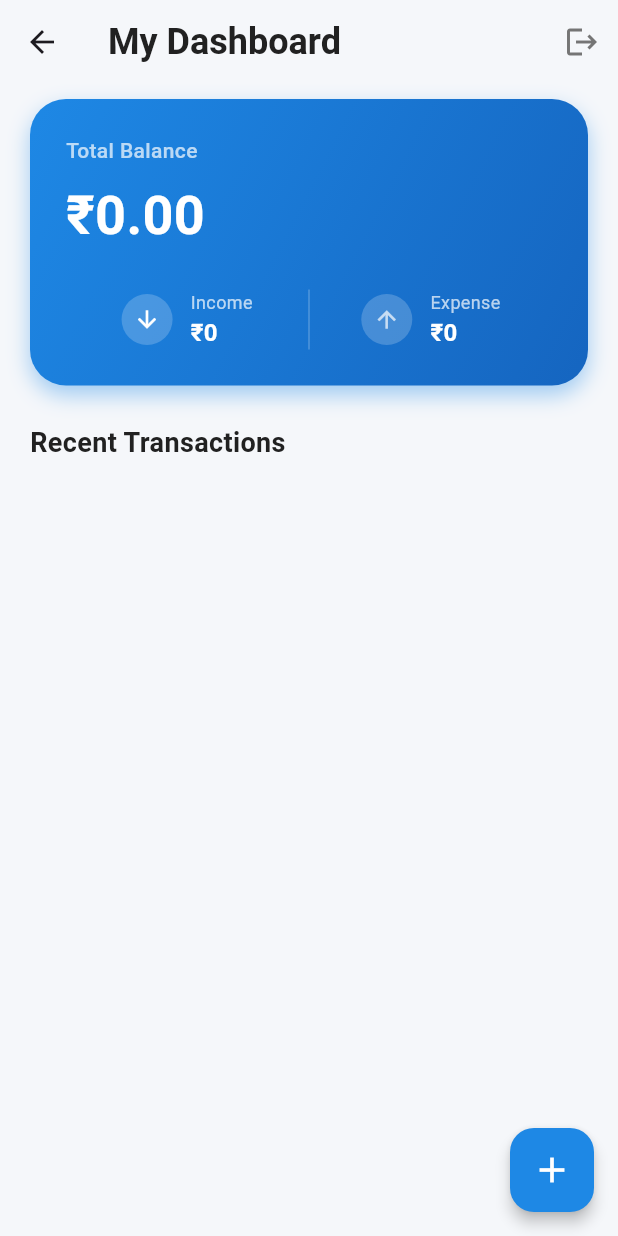
After one commit to Jeeva-21BSR017/ExpenseTracker, a Flutter app: the UserDashboard screen opened by its route, on a phone screen of 412 x 824 dp. The commit adds this screen. Run offline on Flutter 3.47's test engine with Material 3 defaults, Android fonts, the phone set to English and light mode, and no system bars; our stand-ins replace cloud_firestore, firebase_auth, firebase_core, get, google_sign_in; accounts and stored records are empty; network calls fail.

Commit message:
feat(user_dashboard): implemented transaction model, service, and dashboard UI

```diff
--- a/lib/controllers/auth_controller.dart
+++ b/lib/controllers/auth_controller.dart
@@ -97,4 +97,10 @@ class AuthController extends GetxController {
       isLoading.value = false;
     }
   }
+
+  // 4. Logout
+  Future<void> logout() async {
+    await _authService.signOut();
+    Get.offAllNamed(AppRoutes.login);
+  }
 }
--- /dev/null
+++ b/lib/controllers/home_controller.dart
@@ -0,0 +1,59 @@
+import 'package:get/get.dart';
+import 'package:firebase_auth/firebase_auth.dart';
+import '../models/transaction_model.dart';
+import '../services/firestore_service.dart';
+
+class HomeController extends GetxController {
+  final FirestoreService _firestoreService = FirestoreService();
+  final FirebaseAuth _auth = FirebaseAuth.instance;
+
+  var transactions = <TransactionModel>[].obs;
+  var isLoading = true.obs;
+
+  var totalBalance = 0.0.obs;
+  var totalIncome = 0.0.obs;
+  var totalExpense = 0.0.obs;
+
+  @override
+  void onInit() {
+    super.onInit();
+    String uid = _auth.currentUser!.uid;
+    transactions.bindStream(_firestoreService.getTransactions(uid));
+    ever(transactions, (_) => calculateTotals());
+  }
+
+  void calculateTotals() {
+    double income = 0.0;
+    double expense = 0.0;
+
+    for (var t in transactions) {
+      if (t.type == 'income') {
+        income += t.amount;
+      } else {
+        expense += t.amount;
+      }
+    }
+
+    totalIncome.value = income;
+    totalExpense.value = expense;
+    totalBalance.value = income - expense;
+  }
+
+  Future<void> addTransaction(TransactionModel t) async {
+    try {
+      await _firestoreService.addTransaction(t);
+      Get.back();
+      Get.snackbar(
+        "Success",
+        "Transaction added",
+        snackPosition: SnackPosition.BOTTOM,
+      );
+    } catch (e) {
+      Get.snackbar("Error", e.toString());
+    }
+  }
+
+  Future<void> deleteTransaction(String id) async {
+    await _firestoreService.deleteTransaction(id);
+  }
+}
--- /dev/null
+++ b/lib/models/transaction_model.dart
@@ -0,0 +1,47 @@
+import 'package:cloud_firestore/cloud_firestore.dart';
+
+class TransactionModel {
+  final String id;
+  final String uid;
+  final double amount;
+  final String type;
+  final String category;
+  final String note;
+  final DateTime date;
+
+  TransactionModel({
+    required this.id,
+    required this.uid,
+    required this.amount,
+    required this.type,
+    required this.category,
+    required this.note,
+    required this.date,
+  });
+
+  factory TransactionModel.fromMap(
+    Map<String, dynamic> data,
+    String documentId,
+  ) {
+    return TransactionModel(
+      id: documentId,
+      uid: data['uid'] ?? '',
+      amount: (data['amount'] ?? 0.0).toDouble(),
+      type: data['type'] ?? 'expense',
+      category: data['category'] ?? 'General',
+      note: data['note'] ?? '',
+      date: (data['date'] as Timestamp).toDate(),
+    );
+  }
+
+  Map<String, dynamic> toMap() {
+    return {
+      'uid': uid,
+      'amount': amount,
+      'type': type,
+      'category': category,
+      'note': note,
+      'date': Timestamp.fromDate(date),
+    };
+  }
+}
--- /dev/null
+++ b/lib/services/firestore_service.dart
@@ -0,0 +1,28 @@
+import 'package:cloud_firestore/cloud_firestore.dart';
+import '../models/transaction_model.dart';
+
+class FirestoreService {
+  final FirebaseFirestore _db = FirebaseFirestore.instance;
+
+  // 1. Add Transaction
+  Future<void> addTransaction(TransactionModel transaction) async {
+    await _db.collection('transactions').add(transaction.toMap());
+  }
+
+  // 2. Get Transactions Stream
+  Stream<List<TransactionModel>> getTransactions(String uid) {
+    return _db
+        .collection('transactions')
+        .where('uid', isEqualTo: uid)
+        .snapshots()
+        .map(
+          (snapshot) => snapshot.docs
+              .map((doc) => TransactionModel.fromMap(doc.data(), doc.id))
+              .toList(),
+        );
+  }
+
+  Future<void> deleteTransaction(String id) async {
+    await _db.collection('transactions').doc(id).delete();
+  }
+}
--- /dev/null
+++ b/lib/views/user/user_dashboard.dart
@@ -0,0 +1,352 @@
+import 'package:flutter/material.dart';
+import 'package:get/get.dart';
+import 'package:intl/intl.dart';
+import '../../controllers/home_controller.dart';
+import '../../controllers/auth_controller.dart';
+import '../../utils/app_colors.dart';
+import 'add_transaction_sheet.dart';
+
+class UserDashboard extends StatelessWidget {
+  const UserDashboard({super.key});
+
+  @override
+  Widget build(BuildContext context) {
+    final HomeController homeController = Get.put(HomeController());
+    final AuthController authController = Get.find();
+
+    return Scaffold(
+      backgroundColor: AppColors.background,
+      appBar: AppBar(
+        elevation: 0,
+        backgroundColor: AppColors.background,
+        title: const Column(
+          crossAxisAlignment: CrossAxisAlignment.start,
+          children: [
+            Text(
+              "My Dashboard",
+              style: TextStyle(
+                color: AppColors.textPrimary,
+                fontSize: 24,
+                fontWeight: FontWeight.bold,
+              ),
+            ),
+          ],
+        ),
+        actions: [
+          IconButton(
+            icon: const Icon(Icons.logout, color: AppColors.textSecondary),
+            onPressed: () => authController.logout(),
+          ),
+        ],
+      ),
+      body: Column(
+        crossAxisAlignment: CrossAxisAlignment.start,
+        children: [
+          const SizedBox(height: 10),
+
+          _buildSummaryCard(homeController),
+
+          Padding(
+            padding: const EdgeInsets.fromLTRB(20, 25, 20, 10),
+            child: Row(
+              mainAxisAlignment: MainAxisAlignment.spaceBetween,
+              children: const [
+                Text(
+                  "Recent Transactions",
+                  style: TextStyle(
+                    fontSize: 18,
+                    fontWeight: FontWeight.bold,
+                    color: AppColors.textPrimary,
+                  ),
+                ),
+              ],
+            ),
+          ),
+
+          Expanded(
+            child: Obx(() {
+              if (homeController.isLoading.isTrue &&
+                  homeController.transactions.isEmpty) {
+                return const SizedBox();
+              }
+
+              if (homeController.transactions.isEmpty) {
+                return Center(
+                  child: Column(
+                    mainAxisAlignment: MainAxisAlignment.center,
+                    children: const [
+                      Icon(
+                        Icons.account_balance_wallet_outlined,
+                        size: 64,
+                        color: Colors.grey,
+                      ),
+                      SizedBox(height: 10),
+                      Text(
+                        "No transactions yet",
+                        style: TextStyle(color: Colors.grey),
+                      ),
+                    ],
+                  ),
+                );
+              }
+
+              return ListView.separated(
+                itemCount: homeController.transactions.length,
+                padding: const EdgeInsets.symmetric(
+                  horizontal: 20,
+                  vertical: 10,
+                ),
+                separatorBuilder: (_, __) => const SizedBox(height: 12),
+                itemBuilder: (context, index) {
+                  final t = homeController.transactions[index];
+                  return _buildTransactionItem(context, t, homeController);
+                },
+              );
+            }),
+          ),
+        ],
+      ),
+      floatingActionButton: FloatingActionButton(
+        backgroundColor: AppColors.primary,
+        elevation: 4,
+        shape: RoundedRectangleBorder(borderRadius: BorderRadius.circular(16)),
+        child: const Icon(Icons.add, color: Colors.white, size: 28),
+        onPressed: () {
+          showModalBottomSheet(
+            context: context,
+            isScrollControlled: true,
+            backgroundColor: Colors.transparent,
+            builder: (_) => const AddTransactionSheet(),
+          );
+        },
+      ),
+    );
+  }
+
+  Widget _buildSummaryCard(HomeController controller) {
+    return Container(
+      width: double.infinity,
+      margin: const EdgeInsets.symmetric(horizontal: 20),
+      padding: const EdgeInsets.all(24),
+      decoration: BoxDecoration(
+        gradient: const LinearGradient(
+          colors: [AppColors.primary, AppColors.primaryDark],
+          begin: Alignment.topLeft,
+          end: Alignment.bottomRight,
+        ),
+        borderRadius: BorderRadius.circular(24),
+        boxShadow: [
+          BoxShadow(
+            color: AppColors.primary.withValues(alpha: 0.4),
+            blurRadius: 12,
+            offset: const Offset(0, 6),
+          ),
+        ],
+      ),
+      child: Column(
+        crossAxisAlignment: CrossAxisAlignment.start,
+        children: [
+          const Text(
+            "Total Balance",
+            style: TextStyle(
+              color: Colors.white70,
+              fontSize: 14,
+              fontWeight: FontWeight.w500,
+            ),
+          ),
+          const SizedBox(height: 8),
+          Obx(
+            () => Text(
+              "\₹${controller.totalBalance.value.toStringAsFixed(2)}",
+              style: const TextStyle(
+                color: Colors.white,
+                fontSize: 36,
+                fontWeight: FontWeight.bold,
+              ),
+            ),
+          ),
+          const SizedBox(height: 24),
+          Row(
+            children: [
+              Expanded(
+                child: _buildMoneyInfo(
+                  Icons.arrow_downward,
+                  "Income",
+                  controller.totalIncome,
+                  Colors.white,
+                ),
+              ),
+              Container(width: 1, height: 40, color: Colors.white24), // Divider
+              Expanded(
+                child: _buildMoneyInfo(
+                  Icons.arrow_upward,
+                  "Expense",
+                  controller.totalExpense,
+                  Colors.white70,
+                ),
+              ),
+            ],
+          ),
+        ],
+      ),
+    );
+  }
+
+  Widget _buildMoneyInfo(
+    IconData icon,
+    String label,
+    RxDouble value,
+    Color iconColor,
+  ) {
+    return Row(
+      mainAxisAlignment: MainAxisAlignment.center,
+      children: [
+        Container(
+          padding: const EdgeInsets.all(8),
+          decoration: BoxDecoration(
+            color: Colors.white.withValues(alpha: 0.2),
+            shape: BoxShape.circle,
+          ),
+          child: Icon(icon, color: iconColor, size: 18),
+        ),
+        const SizedBox(width: 12),
+        Column(
+          crossAxisAlignment: CrossAxisAlignment.start,
+          children: [
+            Text(
+              label,
+              style: const TextStyle(color: Colors.white70, fontSize: 12),
+            ),
+            Obx(
+              () => Text(
+                "\₹${value.value.toStringAsFixed(0)}",
+                style: const TextStyle(
+                  color: Colors.white,
+                  fontWeight: FontWeight.w600,
+                  fontSize: 16,
+                ),
+              ),
+            ),
+          ],
+        ),
+      ],
+    );
+  }
+
+  Widget _buildTransactionItem(
+    BuildContext context,
+    dynamic t,
+    HomeController controller,
+  ) {
+    final isIncome = t.type == 'income';
+    final color = isIncome ? AppColors.accent : AppColors.error;
+
+    return Container(
+      padding: const EdgeInsets.all(16),
+      decoration: BoxDecoration(
+        color: Colors.white,
+        borderRadius: BorderRadius.circular(16),
+        boxShadow: [
+          BoxShadow(
+            color: Colors.black.withValues(alpha: 0.03),
+            blurRadius: 8,
+            offset: const Offset(0, 2),
+          ),
+        ],
+      ),
+      child: Row(
+        children: [
+          Container(
+            width: 48,
+            height: 48,
+            decoration: BoxDecoration(
+              color: color.withValues(alpha: 0.1),
+              borderRadius: BorderRadius.circular(12),
+            ),
+            child: Icon(
+              isIncome
+                  ? Icons.arrow_downward_rounded
+                  : Icons.shopping_bag_outlined,
+              color: color,
+              size: 24,
+            ),
+          ),
+          const SizedBox(width: 16),
+
+          // Text Info
+          Expanded(
+            child: Column(
+              crossAxisAlignment: CrossAxisAlignment.start,
+              children: [
+                Text(
+                  t.category,
+                  style: const TextStyle(
+                    fontWeight: FontWeight.bold,
+                    fontSize: 16,
+                    color: AppColors.textPrimary,
+                  ),
+                ),
+                const SizedBox(height: 4),
+                Text(
+                  DateFormat.MMMd().format(t.date),
+                  style: const TextStyle(
+                    color: AppColors.textSecondary,
+                    fontSize: 13,
+                  ),
+                ),
+              ],
+            ),
+          ),
+
+          Column(
+            crossAxisAlignment: CrossAxisAlignment.end,
+            children: [
+              Text(
+                "${isIncome ? '+' : '-'}\₹${t.amount.toStringAsFixed(2)}",
+                style: TextStyle(
+                  fontWeight: FontWeight.bold,
+                  fontSize: 16,
+                  color: color,
+                ),
+              ),
+              const SizedBox(height: 4),
+              GestureDetector(
+                onTap: () =>
+                    _showDeleteConfirmDialog(context, t.id, controller),
+                child: Row(
+                  children: const [
+                    Icon(Icons.delete_outline, size: 16, color: Colors.grey),
+                    SizedBox(width: 4),
+                    Text(
+                      "Delete",
+                      style: TextStyle(fontSize: 12, color: Colors.grey),
+                    ),
+                  ],
+                ),
+              ),
+            ],
+          ),
+        ],
+      ),
+    );
+  }
+
+  void _showDeleteConfirmDialog(
+    BuildContext context,
+    String id,
+    HomeController controller,
+  ) {
+    Get.defaultDialog(
+      title: "Delete Transaction",
+      middleText: "Are you sure you want to delete this?",
+      textCancel: "Cancel",
+      textConfirm: "Delete",
+      confirmTextColor: Colors.white,
+      buttonColor: AppColors.error,
+      onConfirm: () {
+        controller.deleteTransaction(id);
+        Get.back();
+      },
+    );
+  }
+}
```
Also changed, not shown: lib/main.dart (+9 -14 lines), lib/views/user/add_transaction_sheet.dart (added, +157 -0 lines).
